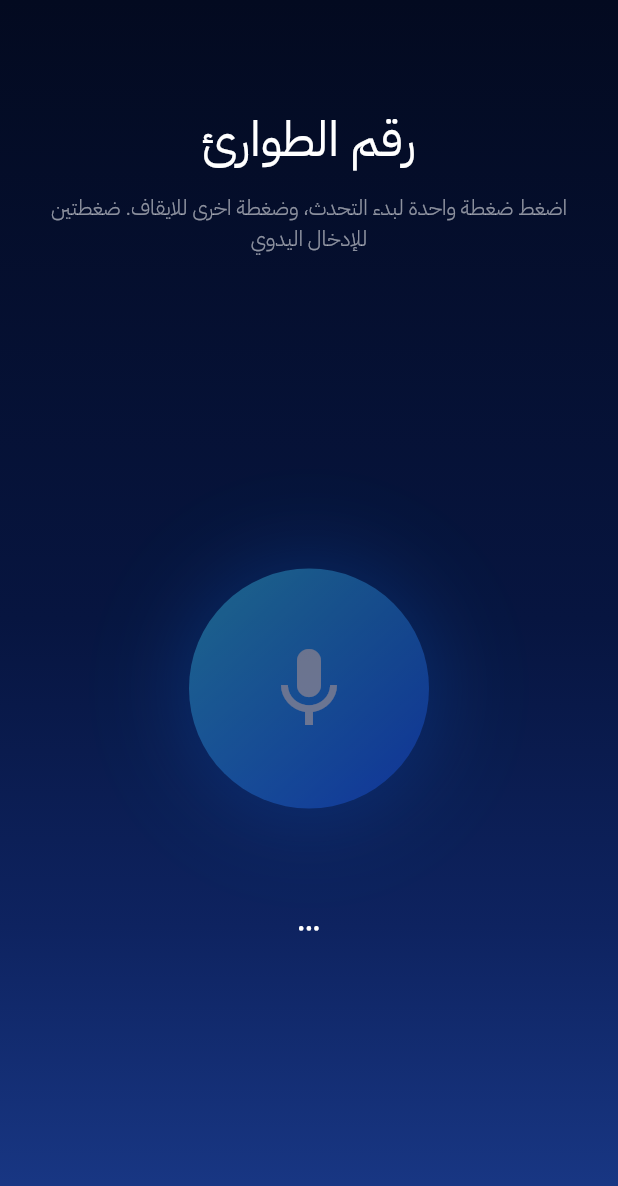
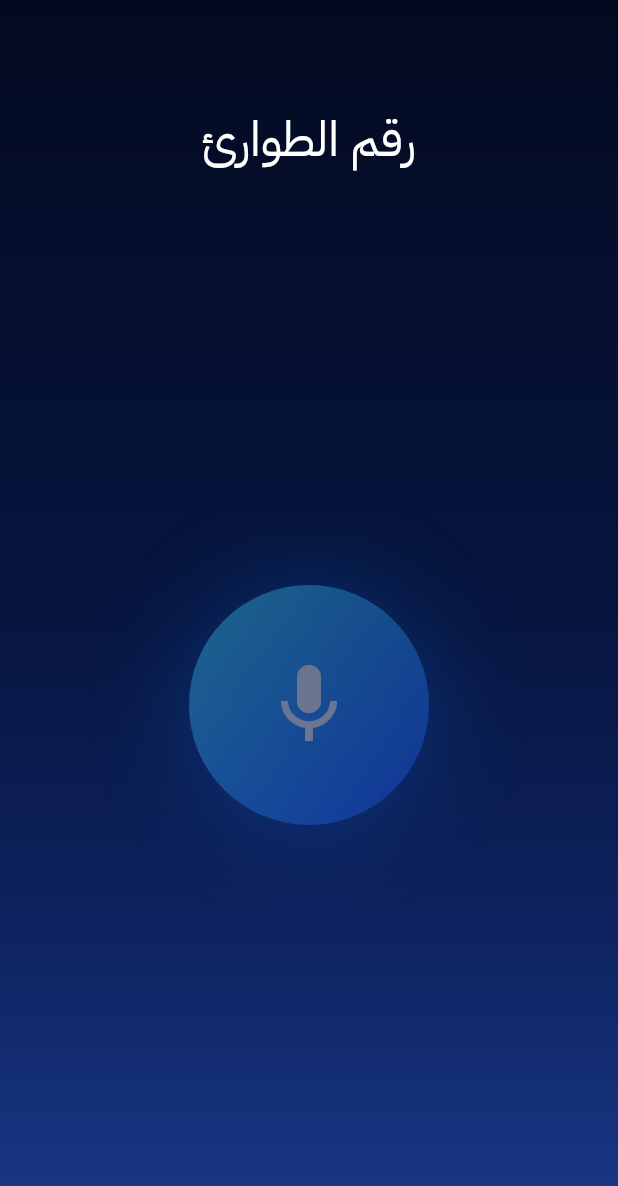
Before and after one commit to laljoudi/Hudai, a Flutter app: the SetupScreen screen opened by its route, on a phone screen of 412 x 824 dp. Shown: the top 1186 px of the screen. Run offline on Flutter 3.47's test engine with Material 3 defaults, Android fonts, the phone set to English and light mode, and no system bars; our stand-ins replace audioplayers, camera, geolocator, permission_handler, shared_preferences, speech_to_text and 1 more; missing offline and left inert: flutter_phone_direct_caller, tflite_flutter; accounts and stored records are empty.

Commit message:
Update setup_screen.dart

```diff
--- a/lib/features/setup/setup_screen.dart
+++ b/lib/features/setup/setup_screen.dart
@@ -54,7 +54,7 @@ class _SetupScreenState extends State<SetupScreen>
 
     if (_controller.shouldNavigate) {
       _controller.clearNavigationFlag();
-      Navigator.pushReplacementNamed(context, AppRoutes.camera);
+      _navigateToCamera();
       return;
     }
 
@@ -68,7 +68,34 @@ class _SetupScreenState extends State<SetupScreen>
     if (!_formKey.currentState!.validate()) return;
     final ok = await _controller.saveManualNumber(_emergencyController.text);
     if (!mounted || !ok) return;
-    Navigator.pushReplacementNamed(context, AppRoutes.camera);
+    _navigateToCamera();
+  }
+
+  /// Returns the user to the Camera screen after a successful save.
+  ///
+  /// Two entry paths reach this code:
+  ///   - First-time flow: Splash → VoiceInstructions → Setup. No Camera
+  ///     route exists yet, so we push-replace into one.
+  ///   - Settings flow:   Camera → Settings → Setup. A Camera route is
+  ///     already underneath us; pop the stack back to it so we don't
+  ///     stack a second Camera instance on top (which would re-init the
+  ///     camera, reload the model, and replay the intro).
+  void _navigateToCamera() {
+    final navigator = Navigator.of(context);
+
+    bool cameraInStack = false;
+    navigator.popUntil((route) {
+      if (route.settings.name == AppRoutes.camera) {
+        cameraInStack = true;
+        return true;
+      }
+      // Stop at the bottom of the stack so we never empty the navigator.
+      return route.isFirst;
+    });
+
+    if (!cameraInStack) {
+      navigator.pushReplacementNamed(AppRoutes.camera);
+    }
   }
 
   // ───────────────────────────────────────────────────────────────────
@@ -96,7 +123,9 @@ class _SetupScreenState extends State<SetupScreen>
   }
 
   // ───────────────────────────────────────────────────────────────────
-  // Voice mode — full-screen tap zone
+  // Voice mode — audio-first. Only the page title and a single central
+  // visual (mic orb OR three-dot loader) are rendered. All instructions
+  // are delivered by the audio cues.
   // ───────────────────────────────────────────────────────────────────
   Widget _buildVoiceMode() {
     return GestureDetector(
@@ -119,100 +148,48 @@ class _SetupScreenState extends State<SetupScreen>
                 fontFamily: 'IBMPlexSansArabic',
                 fontWeight: FontWeight.w400,
                 fontSize: 32,
-                // fontWeight: FontWeight.w700,
                 letterSpacing: -0.5,
-              ),
-            ),
-
-            const SizedBox(height: 12),
-
-            Text(
-              'اضغط ضغطة واحدة لبدء التحدث، وضغطة اخرى للايقاف. ضغطتين للإدخال اليدوي',
-              textAlign: TextAlign.center,
-              style: TextStyle(
-                color: Colors.white.withOpacity(0.55),
-                fontFamily: 'IBMPlexSansArabic',
-                fontWeight: FontWeight.w300,
-                fontSize: 14,
-                height: 1.5,
               ),
             ),
 
             const Spacer(),
 
-            AnimatedBuilder(
-              animation: _pulse,
-              builder: (_, __) {
-                final t = _controller.isListening ? _pulse.value : 0.0;
-                return _MicOrb(
-                  pulse: t,
-                  listening: _controller.isListening,
-                  dim: _controller.stage == SetupStage.intro,
-                );
-              },
-            ),
-
-            const SizedBox(height: 32),
-
-            Text(
-              _controller.statusText,
-              textAlign: TextAlign.center,
-              style: const TextStyle(
-                color: Colors.white,
-                fontSize: 18,
-                fontWeight: FontWeight.w600,
-              ),
-            ),
-
-            const SizedBox(height: 18),
-
-            // Live recognition feedback:
-            //   - while listening → show raw heard text
-            //   - confirming/awaitingSave/saving → show the parsed digits
-            Builder(
-              builder: (_) {
-                final showLive =
-                    _controller.stage == SetupStage.listening &&
-                    _controller.heardText.isNotEmpty;
-                final showFinal =
-                    _controller.recognizedNumber.isNotEmpty &&
-                    (_controller.stage == SetupStage.confirming ||
-                        _controller.stage == SetupStage.awaitingSave ||
-                        _controller.stage == SetupStage.saving);
-                if (!showLive && !showFinal) return const SizedBox.shrink();
-
-                return Container(
-                  padding: const EdgeInsets.symmetric(
-                    horizontal: 18,
-                    vertical: 10,
-                  ),
-                  decoration: BoxDecoration(
-                    color: Colors.white.withOpacity(0.08),
-                    borderRadius: BorderRadius.circular(12),
-                    border: Border.all(color: Colors.white.withOpacity(0.20)),
-                  ),
-                  child: Text(
-                    showFinal
-                        ? _controller.recognizedNumber
-                        : _controller.heardText,
-                    textAlign: TextAlign.center,
-                    style: TextStyle(
-                      color: showFinal
-                          ? const Color(0xFF40E0FF)
-                          : Colors.white.withOpacity(0.85),
-                      fontSize: showFinal ? 22 : 18,
-                      fontWeight: FontWeight.w700,
-                      letterSpacing: showFinal ? 2.5 : 0.5,
-                    ),
-                  ),
-                );
-              },
-            ),
+            _buildVoiceCenter(),
 
             const Spacer(),
           ],
         ),
       ),
+    );
+  }
+
+  /// The single central visual for voice mode.
+  ///
+  ///   - Busy stages (processing / invalid / confirming / saving): three
+  ///     animated dots, no text.
+  ///   - All other stages: the mic orb, with its pulse driven by the
+  ///     listening state.
+  Widget _buildVoiceCenter() {
+    final stage = _controller.stage;
+    final isBusy = stage == SetupStage.processing ||
+        stage == SetupStage.invalid ||
+        stage == SetupStage.confirming ||
+        stage == SetupStage.saving;
+
+    if (isBusy) {
+      return const _ProcessingDots();
+    }
+
+    return AnimatedBuilder(
+      animation: _pulse,
+      builder: (_, __) {
+        final t = _controller.isListening ? _pulse.value : 0.0;
+        return _MicOrb(
+          pulse: t,
+          listening: _controller.isListening,
+          dim: stage == SetupStage.intro,
+        );
+      },
     );
   }
 
@@ -372,6 +349,78 @@ class _MicOrb extends StatelessWidget {
 }
 
 // ─────────────────────────────────────────────────────────────────────────────
+//  Processing dots — shown during processing / invalid / confirming / saving
+//  in voice mode. Loop is . → .. → ... → repeat.
+// ─────────────────────────────────────────────────────────────────────────────
+
+class _ProcessingDots extends StatefulWidget {
+  const _ProcessingDots();
+
+  @override
+  State<_ProcessingDots> createState() => _ProcessingDotsState();
+}
+
+class _ProcessingDotsState extends State<_ProcessingDots>
+    with SingleTickerProviderStateMixin {
+  late final AnimationController _ctrl;
+
+  @override
+  void initState() {
+    super.initState();
+    _ctrl = AnimationController(
+      vsync: this,
+      duration: const Duration(milliseconds: 1200),
+    )..repeat();
+  }
+
+  @override
+  void dispose() {
+    _ctrl.dispose();
+    super.dispose();
+  }
+
+  @override
+  Widget build(BuildContext context) {
+    return AnimatedBuilder(
+      animation: _ctrl,
+      builder: (_, __) {
+        final step = (_ctrl.value * 3).floor().clamp(0, 2);
+        return Row(
+          mainAxisSize: MainAxisSize.min,
+          children: List.generate(3, (i) {
+            final on = i <= step;
+            return Padding(
+              padding: const EdgeInsets.symmetric(horizontal: 9),
+              child: AnimatedContainer(
+                duration: const Duration(milliseconds: 220),
+                curve: Curves.easeOut,
+                width: 18,
+                height: 18,
+                decoration: BoxDecoration(
+                  shape: BoxShape.circle,
+                  color: on
+                      ? const Color(0xFF40E0FF)
+                      : Colors.white.withOpacity(0.15),
+                  boxShadow: on
+                      ? [
+                          BoxShadow(
+                            color: const Color(0xFF40E0FF).withOpacity(0.55),
+                            blurRadius: 14,
+                            spreadRadius: 1,
+                          ),
+                        ]
+                      : null,
+                ),
+              ),
+            );
+          }),
+        );
+      },
+    );
+  }
+}
+
+// ─────────────────────────────────────────────────────────────────────────────
 //  Glassy text field (manual mode)
 // ─────────────────────────────────────────────────────────────────────────────
 
```
